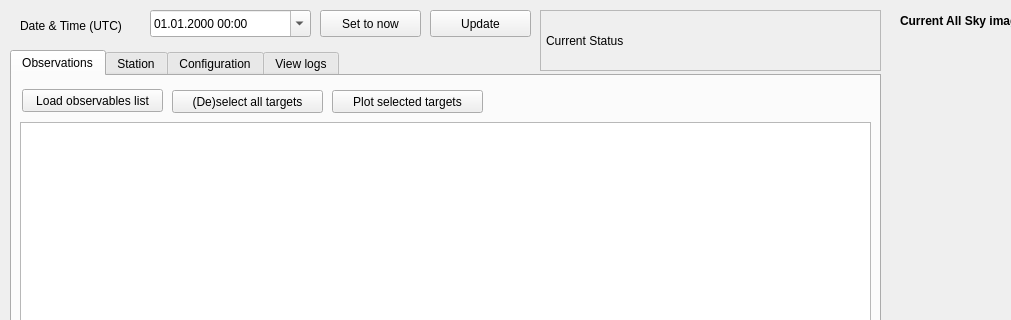
vbonvin/POUET, file pouet/design.ui: the form before one commit; both pictures show x 0 to 1011 and y 0 to 320 of the 1368 by 826 pixel window.
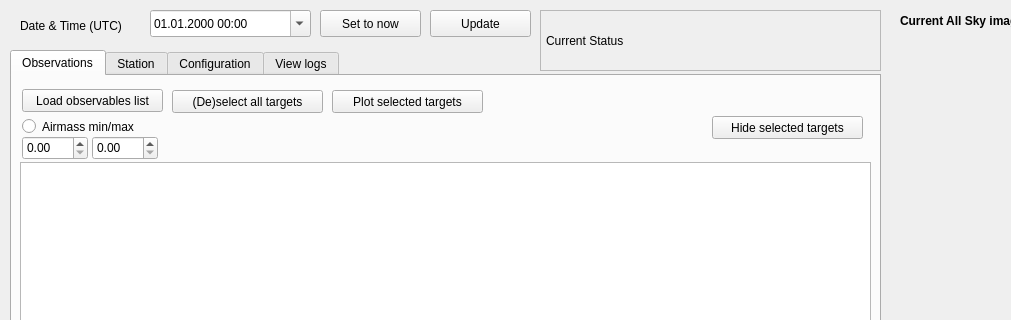
The form after the commit.

What changed in the file:
```diff
--- a/pouet/design.ui
+++ b/pouet/design.ui
@@ -249,9 +249,9 @@
      <property name="geometry">
       <rect>
        <x>8</x>
-       <y>46</y>
+       <y>86</y>
        <width>851</width>
-       <height>681</height>
+       <height>641</height>
       </rect>
      </property>
      <property name="editTriggers">
@@ -305,6 +305,52 @@
       <string>(De)select all targets</string>
      </property>
     </widget>
+    <widget class="QPushButton" name="hideSelectedObs">
+     <property name="geometry">
+      <rect>
+       <x>700</x>
+       <y>40</y>
+       <width>151</width>
+       <height>23</height>
+      </rect>
+     </property>
+     <property name="text">
+      <string>Hide selected targets</string>
+     </property>
+    </widget>
+    <widget class="QRadioButton" name="toggleAirmassObs">
+     <property name="geometry">
+      <rect>
+       <x>10</x>
+       <y>40</y>
+       <width>131</width>
+       <height>21</height>
+      </rect>
+     </property>
+     <property name="text">
+      <string>Airmass min/max</string>
+     </property>
+    </widget>
+    <widget class="QDoubleSpinBox" name="airmassMinObs">
+     <property name="geometry">
+      <rect>
+       <x>10</x>
+       <y>60</y>
+       <width>66</width>
+       <height>24</height>
+      </rect>
+     </property>
+    </widget>
+    <widget class="QDoubleSpinBox" name="airmassMaxObs">
+     <property name="geometry">
+      <rect>
+       <x>80</x>
+       <y>60</y>
+       <width>66</width>
+       <height>24</height>
+      </rect>
+     </property>
+    </widget>
    </widget>
    <widget class="QWidget" name="weather">
     <attribute name="title">
```
